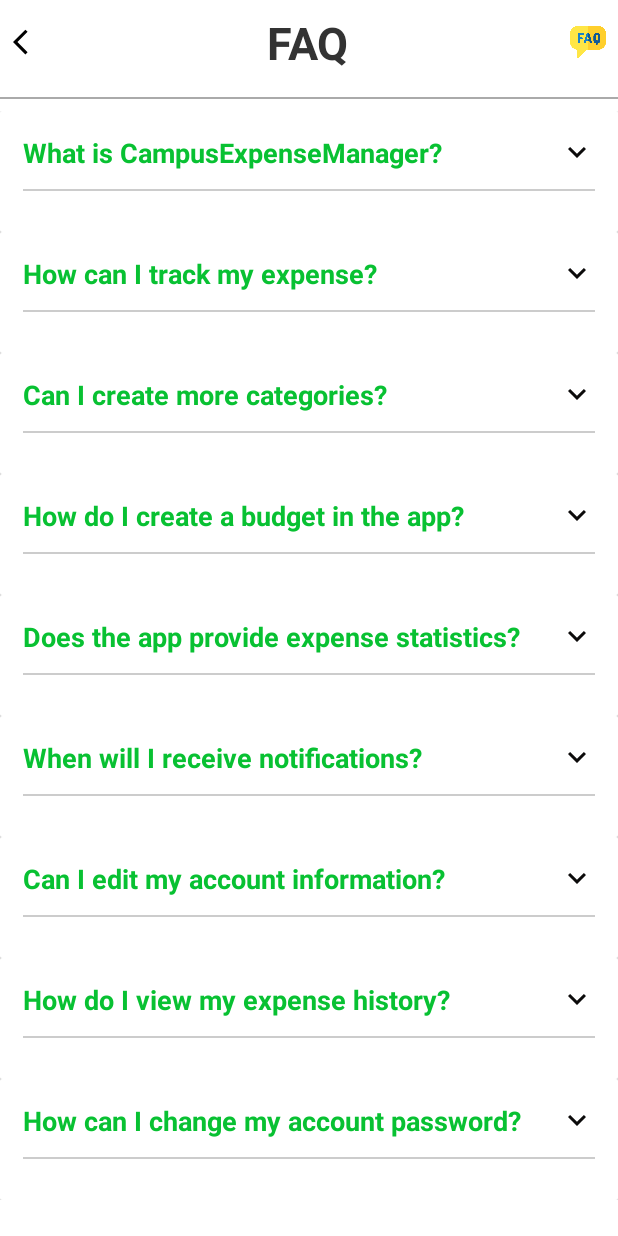
After one commit to Kayne1310/App-QLCT, an Android app: the FAQ screen opened directly, with no data from a screen before it, on a phone screen of 412 x 824 dp. The commit adds this screen. Run offline under Robolectric (Android 15) with nearby library versions, the phone set to English and light mode, and no system bars; Roboto replaces fonts that are not available here.

Commit message:
commit FAQ

```diff
--- a/app/build.gradle.kts
+++ b/app/build.gradle.kts
@@ -66,4 +66,5 @@ dependencies {
     implementation("com.google.android.gms:play-services-auth")
     implementation("com.google.firebase:firebase-firestore")
     implementation("androidx.cardview:cardview:1.0.0")
+    implementation ("androidx.recyclerview:recyclerview:1.2.1")
 }
--- /dev/null
+++ b/app/src/main/java/com/example/projectappqlct/FAQ.java
@@ -0,0 +1,66 @@
+package com.example.projectappqlct;
+
+import android.animation.ObjectAnimator;
+import android.content.Intent;
+import android.os.Bundle;
+import androidx.activity.EdgeToEdge;
+import androidx.appcompat.app.AppCompatActivity;
+import androidx.core.graphics.Insets;
+import androidx.core.view.ViewCompat;
+import androidx.core.view.WindowInsetsCompat;
+import androidx.recyclerview.widget.RecyclerView;
+import android.os.Bundle;
+import android.view.View;
+import android.widget.ImageView;
+import android.widget.TextView;
+
+import androidx.appcompat.app.AppCompatActivity;
+import androidx.recyclerview.widget.LinearLayoutManager;
+import androidx.recyclerview.widget.RecyclerView;
+
+import com.example.projectappqlct.Model.FAQItem;
+
+import java.util.ArrayList;
+import java.util.List;
+
+public class FAQ extends AppCompatActivity {
+
+    @Override
+    protected void onCreate(Bundle savedInstanceState) {
+        super.onCreate(savedInstanceState);
+        setContentView(R.layout.activity_faq);
+        // Initialize RecyclerView
+        RecyclerView faqRecyclerView = findViewById(R.id.faqRecyclerView);
+        faqRecyclerView.setLayoutManager(new LinearLayoutManager(this));
+
+        // Create sample FAQ data
+        List<FAQItem> faqList = new ArrayList<>();
+
+        faqList.add(new FAQItem("What is CampusExpenseManager?", "CampusExpense Manager is a mobile app for user that helps track spending, set monthly budgets for categories (food, entertainment, education, etc.) and provides detailed reports to manage personal finances more effectively."));
+        faqList.add(new FAQItem("How can I track my expense?", "To add an expense, in the middle of the bottom navigation bar on the home page, select the button with the plus symbol and enter the details such as amount, date, notes and select the appropriate category (like rent, food, etc.) and click the \"Add Expense\" button."));
+        faqList.add(new FAQItem("Can I create more categories?", "Yes, our app supports creating more subcategories for existing categories. The app supports popular icons"));
+        faqList.add(new FAQItem("How do I create a budget in the app?", "To create a budget, go to \"Budget\" on the bottom navigation bar on the home screen, and then select \"Add New Budget\", enter the amount you want to set for each category (such as food, transportation, entertainment) and tap \"Save\". Your budget will be tracked automatically throughout the month."));
+        faqList.add(new FAQItem("Does the app provide expense statistics?", "Yes. The app will provide monthly spending charts and reports, including total spending, budget balance, and details of each category for you to track."));
+        faqList.add(new FAQItem("When will I receive notifications?", "You will receive notifications when your spending reaches or exceeds the budget you set for categories. This notification helps you better control your spending."));
+        faqList.add(new FAQItem("Can I edit my account information?", "Yes. You can click on Profile at the bottom navigation bar on the home page. Then select editProfile to edit personal information such as Email, name, Age and other account details."));
+        faqList.add(new FAQItem("How do I view my expense history?", "You can view your spending history by going to “History” in the bottom navigation bar on the home page, which displays recorded expenses over time."));
+        faqList.add(new FAQItem("How can I change my account password?", "To change your account password, you can click on the Profile section at the bottom navigation bar on the home page. Then select “change password”, then enter your old password and enter your new password and finally click the “change password” button."));
+
+
+        // Set up adapter
+        FAQAdapter adapter = new FAQAdapter(faqList);
+        faqRecyclerView.setAdapter(adapter);
+
+        ImageView backIcon = findViewById(R.id.backIcon);
+
+        // Thiết lập sự kiện click
+        backIcon.setOnClickListener(new View.OnClickListener() {
+            @Override
+            public void onClick(View v) {
+                // Điều hướng đến ProfileFragment
+                finish(); // Đóng Activity hiện tại (FAQActivity)
+            }
+        });
+    }
+
+}
--- /dev/null
+++ b/app/src/main/java/com/example/projectappqlct/FAQAdapter.java
@@ -0,0 +1,80 @@
+package com.example.projectappqlct;
+
+import android.content.Context;
+import android.graphics.Color;
+import android.view.LayoutInflater;
+import android.view.View;
+import android.view.ViewGroup;
+import android.widget.ImageView;
+import android.widget.LinearLayout;
+import android.widget.TextView;
+import androidx.annotation.NonNull;
+import androidx.recyclerview.widget.RecyclerView;
+
+import com.example.projectappqlct.Model.FAQItem;
+import java.util.List;
+
+public class FAQAdapter extends RecyclerView.Adapter<FAQAdapter.FAQViewHolder> {
+    private List<FAQItem> faqList;
+
+    // Constructor
+    public FAQAdapter(List<FAQItem> faqList) {
+        this.faqList = faqList;
+    }
+
+    // ViewHolder class to hold each FAQ item view
+    public static class FAQViewHolder extends RecyclerView.ViewHolder {
+        TextView questionTextView;
+        TextView answerTextView;
+        ImageView faqArrow;
+        LinearLayout faqQuestionContainer, questionLayout;
+        View faqDivider;
+
+        public FAQViewHolder(@NonNull View itemView) {
+            super(itemView);
+            questionTextView = itemView.findViewById(R.id.faq_question);
+            answerTextView = itemView.findViewById(R.id.faq_answer);
+            faqArrow = itemView.findViewById(R.id.faq_arrow);
+            faqQuestionContainer = itemView.findViewById(R.id.faq_question_container);
+            questionLayout = itemView.findViewById(R.id.question_layout);
+            faqDivider = itemView.findViewById(R.id.faq_divider);
+        }
+    }
+
+    @NonNull
+    @Override
+    public FAQViewHolder onCreateViewHolder(@NonNull ViewGroup parent, int viewType) {
+        // Inflate the layout for each FAQ item
+        View view = LayoutInflater.from(parent.getContext()).inflate(R.layout.faq_item, parent, false);
+        return new FAQViewHolder(view);
+    }
+
+    @Override
+    public void onBindViewHolder(@NonNull FAQViewHolder holder, int position) {
+        FAQItem faqItem = faqList.get(position);
+
+        // Set question and answer text
+        holder.questionTextView.setText(faqItem.getQuestion());
+        holder.answerTextView.setText(faqItem.getAnswer());
+
+        // Control visibility of answer based on expansion state
+        boolean isExpanded = faqItem.isExpanded();
+        holder.answerTextView.setVisibility(isExpanded ? View.VISIBLE : View.GONE);
+
+        // Change background color and arrow direction based on expansion state
+        holder.questionLayout.setBackgroundColor(isExpanded ? Color.parseColor("#E0F8E0") : Color.WHITE);
+        holder.faqArrow.setImageResource(isExpanded ? R.drawable.ic_arrow_up : R.drawable.ic_arrow_down);
+        holder.faqDivider.setVisibility(isExpanded ? View.GONE : View.VISIBLE);
+
+        // Toggle expansion state on item click
+        holder.faqQuestionContainer.setOnClickListener(v -> {
+            faqItem.setExpanded(!isExpanded);
+            notifyItemChanged(position); // Update the item to reflect the new state
+        });
+    }
+
+    @Override
+    public int getItemCount() {
+        return faqList.size();
+    }
+}
--- a/app/src/main/java/com/example/projectappqlct/Login/LoginActivity.java
+++ b/app/src/main/java/com/example/projectappqlct/Login/LoginActivity.java
@@ -7,11 +7,13 @@ import androidx.activity.result.contract.ActivityResultContracts;
 import androidx.appcompat.app.AlertDialog;
 import androidx.appcompat.app.AppCompatActivity;
 import android.app.Activity;
+import android.content.SharedPreferences;
 import android.graphics.drawable.ColorDrawable;
 import android.os.Bundle;
 import androidx.annotation.NonNull;
 import android.content.Intent;
 import android.text.TextUtils;
+import android.util.Log;
 import android.util.Patterns;
 import android.view.View;
 import android.widget.Button;
@@ -19,6 +21,7 @@ import android.widget.EditText;
 import android.widget.TextView;
 import android.widget.Toast;
 
+import com.example.projectappqlct.HomeFragment;
 import com.example.projectappqlct.MainActivity;
 import com.example.projectappqlct.R;
 import com.google.android.gms.auth.api.signin.GoogleSignIn;
@@ -53,24 +56,44 @@ public class LoginActivity extends AppCompatActivity {
         forgotPassword = findViewById(R.id.forgot_password);
 
         auth = FirebaseAuth.getInstance();
+        // Kiểm tra trạng thái đăng nhập
+        SharedPreferences sharedPreferences = getSharedPreferences("UserPrefs", MODE_PRIVATE);
+        boolean isLoggedIn = sharedPreferences.getBoolean("isLoggedIn", false);
+
+        if (isLoggedIn) {
+            // Đã đăng nhập, chuyển thẳng tới MainActivity
+            navigateToMainActivity();
+        }
+
         loginButton.setOnClickListener(new View.OnClickListener() {
             @Override
             public void onClick(View v) {
                 String email = loginEmail.getText().toString();
                 String pass = loginPassword.getText().toString();
+
+                Log.d("LoginActivity", "Attempting to login with Email: " + email);
+
                 if (!email.isEmpty() && Patterns.EMAIL_ADDRESS.matcher(email).matches()) {
                     if (!pass.isEmpty()) {
                         auth.signInWithEmailAndPassword(email, pass)
                                 .addOnSuccessListener(new OnSuccessListener<AuthResult>() {
                                     @Override
                                     public void onSuccess(AuthResult authResult) {
-                                        Toast.makeText(LoginActivity.this, "Login Successful", Toast.LENGTH_SHORT).show();
+                                        Log.d("LoginActivity", "Login Successful");
+
+                                        // Lưu trạng thái đăng nhập vào SharedPreferences
+                                        SharedPreferences sharedPreferences = getSharedPreferences("UserPrefs", MODE_PRIVATE);
+                                        SharedPreferences.Editor editor = sharedPreferences.edit();
+                                        editor.putBoolean("isLoggedIn", true); // Lưu trạng thái đăng nhập
+                                        editor.apply();
+
                                         startActivity(new Intent(LoginActivity.this, MainActivity.class));
                                         finish();
                                     }
                                 }).addOnFailureListener(new OnFailureListener() {
                                     @Override
                                     public void onFailure(@NonNull Exception e) {
+                                        Log.e("LoginActivity", "Login Failed: " + e.getMessage());
                                         Toast.makeText(LoginActivity.this, "Login Failed", Toast.LENGTH_SHORT).show();
                                     }
                                 });
@@ -84,6 +107,7 @@ public class LoginActivity extends AppCompatActivity {
                 }
             }
         });
+
         signupRedirectText.setOnClickListener(new View.OnClickListener() {
             @Override
             public void onClick(View v) {
@@ -134,4 +158,10 @@ public class LoginActivity extends AppCompatActivity {
             }
         });
     }
+
+    private void navigateToMainActivity() {
+        Intent intent = new Intent(LoginActivity.this, MainActivity.class);
+        startActivity(intent);
+        finish(); // Đóng LoginActivity để không quay lại
+    }
 }
--- a/app/src/main/java/com/example/projectappqlct/MainActivity.java
+++ b/app/src/main/java/com/example/projectappqlct/MainActivity.java
@@ -4,6 +4,7 @@ import static android.content.ContentValues.TAG;
 
 import android.app.DatePickerDialog;
 import android.app.Dialog;
+import android.content.SharedPreferences;
 import android.graphics.drawable.Drawable;
 import android.os.Bundle;
 import android.text.Editable;
@@ -38,6 +39,7 @@ import androidx.viewpager.widget.ViewPager;
 
 import android.text.TextWatcher;
 
+import com.example.projectappqlct.Login.LoginActivity;
 import com.example.projectappqlct.Model.Expense;
 import com.google.android.gms.auth.api.Auth;
 import com.google.android.gms.tasks.OnCompleteListener;
@@ -83,6 +85,18 @@ public class MainActivity extends AppCompatActivity {
     protected void onCreate(Bundle savedInstanceState) {
         super.onCreate(savedInstanceState);
         setContentView(R.layout.activity_main);
+        // Kiểm tra trạng thái đăng nhập
+        SharedPreferences sharedPreferences = getSharedPreferences("UserPrefs", MODE_PRIVATE);
+        boolean isLoggedIn = sharedPreferences.getBoolean("isLoggedIn", false);
+        Log.d("MainActivity", "User logged in: " + isLoggedIn);
+        if (!isLoggedIn) {
+            // Nếu chưa đăng nhập, chuyển về LoginActivity
+            Log.d("MainActivity", "Redirecting to LoginActivity");
+            Intent intent = new Intent(MainActivity.this, LoginActivity.class);
+            startActivity(intent);
+            finish(); // Đóng MainActivity để không quay lại
+        }
+
         ViewCompat.setOnApplyWindowInsetsListener(findViewById(R.id.main), (v, insets) -> {
             Insets systemBars = insets.getInsets(WindowInsetsCompat.Type.systemBars());
 
--- /dev/null
+++ b/app/src/main/java/com/example/projectappqlct/Model/FAQItem.java
@@ -0,0 +1,29 @@
+package com.example.projectappqlct.Model;
+
+public class FAQItem {
+    private String question;
+    private String answer;
+    private boolean isExpanded;
+
+    public FAQItem(String question, String answer) {
+        this.question = question;
+        this.answer = answer;
+        this.isExpanded = false;
+    }
+
+    public String getQuestion() {
+        return question;
+    }
+
+    public String getAnswer() {
+        return answer;
+    }
+
+    public boolean isExpanded() {
+        return isExpanded;
+    }
+
+    public void setExpanded(boolean expanded) {
+        isExpanded = expanded;
+    }
+}
--- a/app/src/main/java/com/example/projectappqlct/ProfileFragment.java
+++ b/app/src/main/java/com/example/projectappqlct/ProfileFragment.java
@@ -1,5 +1,6 @@
 package com.example.projectappqlct;
 
+import android.content.SharedPreferences;
 import android.os.Bundle;
 
 import androidx.fragment.app.Fragment;
@@ -78,10 +79,10 @@ public class ProfileFragment extends Fragment {
                              Bundle savedInstanceState) {
 
         View view = inflater.inflate(R.layout.fragment_profile, container, false);
-        FirebaseUser user=FirebaseAuth.getInstance().getCurrentUser();
-        if(user!=null){
-            String getEmailUser=user.getEmail();
-             email=view.findViewById(R.id.textEmail);
+        FirebaseUser user = FirebaseAuth.getInstance().getCurrentUser();
+        if (user != null) {
+            String getEmailUser = user.getEmail();
+            email = view.findViewById(R.id.textEmail);
             email.setText(getEmailUser);
 
         }
@@ -96,21 +97,39 @@ public class ProfileFragment extends Fragment {
             }
         });
 
+        LinearLayout faq = view.findViewById(R.id.faq_question);
+        faq.setOnClickListener(new View.OnClickListener() {
+            @Override
+            public void onClick(View v) {
+                Intent intent = new Intent(getActivity(), FAQ.class);
+                startActivity(intent);
+            }
+        });
 
 
-
-        LinearLayout logout=view.findViewById(R.id.logout);
+        LinearLayout logout = view.findViewById(R.id.logout);
         logout.setOnClickListener(new View.OnClickListener() {
             @Override
             public void onClick(View v) {
+                // Đăng xuất khỏi Firebase
                 FirebaseAuth.getInstance().signOut();
-                // Đăng xuất thành công, có thể chuyển hướng người dùng về màn hình login
-                Intent intent = new Intent(getActivity(), LoginActivity.class); // Chuyển sang LoginActivity (hoặc bất kỳ activity nào bạn muốn)
+
+                // Cập nhật trạng thái đăng nhập trong SharedPreferences
+                SharedPreferences sharedPreferences = getActivity().getSharedPreferences("UserPrefs", getActivity().MODE_PRIVATE);
+                SharedPreferences.Editor editor = sharedPreferences.edit();
+                editor.putBoolean("isLoggedIn", false);
+                editor.apply();
+
+                // Chuyển người dùng về màn hình Login
+                Intent intent = new Intent(getActivity(), LoginActivity.class);
                 intent.setFlags(Intent.FLAG_ACTIVITY_CLEAR_TOP | Intent.FLAG_ACTIVITY_NEW_TASK | Intent.FLAG_ACTIVITY_CLEAR_TASK);
                 startActivity(intent);
                 getActivity().finish();
             }
         });
+
+
+
 
 //        LinearLayout Notificant=view.findViewById(R.id.notificant);
 //
--- /dev/null
+++ b/app/src/main/res/drawable/ic_arrow_down.xml
@@ -0,0 +1,5 @@
+<vector xmlns:android="http://schemas.android.com/apk/res/android" android:height="24dp" android:tint="#0C0B0B" android:viewportHeight="24" android:viewportWidth="24" android:width="24dp">
+
+    <path android:fillColor="@android:color/white" android:pathData="M7.41,8.59L12,13.17l4.59,-4.58L18,10l-6,6 -6,-6 1.41,-1.41z"/>
+
+</vector>
--- /dev/null
+++ b/app/src/main/res/drawable/ic_arrow_up.xml
@@ -0,0 +1,5 @@
+<vector xmlns:android="http://schemas.android.com/apk/res/android" android:height="24dp" android:tint="#0C0B0B" android:viewportHeight="24" android:viewportWidth="24" android:width="24dp">
+
+    <path android:fillColor="@android:color/white" android:pathData="M7.41,15.41L12,10.83l4.59,4.58L18,14l-6,-6 -6,6z"/>
+
+</vector>
--- /dev/null
+++ b/app/src/main/res/layout/activity_faq.xml
@@ -0,0 +1,67 @@
+<?xml version="1.0" encoding="utf-8"?>
+
+<!-- res/layout/activity_faq.xml -->
+<LinearLayout
+    xmlns:android="http://schemas.android.com/apk/res/android"
+    android:layout_width="match_parent"
+    android:layout_height="match_parent"
+    android:orientation="vertical"
+    android:background="#FFFFFF">
+
+    <!-- Navigation Bar Layout -->
+    <LinearLayout
+        android:layout_width="match_parent"
+        android:layout_height="wrap_content"
+        android:orientation="horizontal"
+        android:background="#FFFFFF"
+        android:padding="8dp"
+        android:gravity="center_vertical">
+
+        <!-- Back Icon -->
+        <ImageView
+            android:id="@+id/backIcon"
+            android:layout_width="21dp"
+            android:layout_height="20dp"
+            android:src="@drawable/baseline_arrow_back_ios_24"
+            android:contentDescription="Back Icon"
+            android:layout_marginEnd="16dp" />
+
+        <!-- Title -->
+        <TextView
+            android:layout_width="0dp"
+            android:layout_height="wrap_content"
+            android:layout_weight="1"
+            android:text="FAQ"
+            android:textSize="30sp"
+            android:textStyle="bold"
+            android:gravity="center"
+            android:textColor="#333333" />
+
+        <!-- Right Icon -->
+        <ImageView
+            android:id="@+id/rightIcon"
+            android:layout_width="24dp"
+            android:layout_height="24dp"
+            android:src="@drawable/faq"
+            android:contentDescription="Right Icon"
+            android:layout_marginStart="16dp" />
+
+    </LinearLayout>
+
+    <!-- Divider -->
+    <View
+        android:layout_width="match_parent"
+        android:layout_height="1dp"
+        android:background="@android:color/darker_gray"
+        android:layout_marginTop="8dp"
+        android:layout_marginBottom="8dp"/>
+
+    <!-- FAQ RecyclerView -->
+
+    <androidx.recyclerview.widget.RecyclerView
+        android:id="@+id/faqRecyclerView"
+        android:layout_width="match_parent"
+        android:layout_height="wrap_content"
+        />
+
+</LinearLayout>
--- a/app/src/main/res/layout/activity_notification.xml
+++ b/app/src/main/res/layout/activity_notification.xml
@@ -48,20 +48,18 @@
     </LinearLayout>
 
 
+    <View
+        android:layout_width="match_parent"
+        android:layout_height="1dp"
+        android:background="@android:color/darker_gray"
+        android:elevation="5dp"
+        android:translationZ="4dp" />
 
     <RelativeLayout xmlns:android="http://schemas.android.com/apk/res/android"
         android:layout_width="match_parent"
         android:layout_height="match_parent"
 
         android:padding="0dp">
-
-        <View
-            android:layout_width="match_parent"
-            android:layout_height="1dp"
-            android:background="@android:color/darker_gray"
-            android:elevation="5dp"
-            android:translationZ="4dp"
-            />
 
         <androidx.recyclerview.widget.RecyclerView
 
--- /dev/null
+++ b/app/src/main/res/layout/faq_item.xml
@@ -0,0 +1,68 @@
+<?xml version="1.0" encoding="utf-8"?>
+<androidx.cardview.widget.CardView
+    xmlns:android="http://schemas.android.com/apk/res/android"
+    xmlns:app="http://schemas.android.com/apk/res-auto"
+    android:layout_width="match_parent"
+    android:layout_height="wrap_content"
+    app:cardElevation="2dp"
+    android:padding="16dp"
+    app:cardBackgroundColor="#FFFFFF">
+
+    <LinearLayout
+        android:id="@+id/question_layout"
+        android:layout_width="match_parent"
+        android:layout_height="wrap_content"
+        android:orientation="vertical"
+        android:background="#FFFFFF"
+        android:padding="15dp">
+
+        <!-- Question Row with Text and Arrow Icon -->
+        <LinearLayout
+            android:id="@+id/faq_question_container"
+            android:layout_width="match_parent"
+            android:layout_height="wrap_content"
+            android:orientation="horizontal"
+            android:gravity="center_vertical">
+
+            <!-- Question Text -->
+            <TextView
+                android:id="@+id/faq_question"
+                android:layout_width="0dp"
+                android:layout_height="wrap_content"
+                android:layout_weight="1"
+                android:textSize="18sp"
+                android:textStyle="bold"
+                android:textColor="#08C132"
+                />
+
+            <!-- Down Arrow Icon -->
+            <ImageView
+                android:id="@+id/faq_arrow"
+                android:layout_width="wrap_content"
+                android:layout_height="wrap_content"
+                android:src="@drawable/ic_arrow_down"
+                android:contentDescription="Arrow Icon" />
+        </LinearLayout>
+
+        <!-- Answer Text (Initially Hidden) -->
+        <TextView
+            android:id="@+id/faq_answer"
+            android:layout_width="match_parent"
+            android:layout_height="wrap_content"
+            android:visibility="gone"
+            android:textSize="16sp"
+            android:paddingTop="8dp"
+            android:textColor="#100101" />
+
+        <!-- Divider -->
+        <View
+            android:id="@+id/faq_divider"
+            android:layout_width="match_parent"
+            android:layout_height="1dp"
+            android:layout_marginTop="12dp"
+            android:layout_marginBottom="12dp"
+            android:background="#CCCCCC" />
+
+    </LinearLayout>
+
+</androidx.cardview.widget.CardView>
--- a/app/src/main/res/layout/fragment_profile.xml
+++ b/app/src/main/res/layout/fragment_profile.xml
@@ -50,6 +50,7 @@
         android:layout_width="match_parent"
         android:layout_height="match_parent"
         android:orientation="vertical"
+
         >
         <LinearLayout
             android:layout_width="match_parent"
@@ -60,7 +61,9 @@
             android:layout_marginBottom="20dp"
             android:background="@drawable/item_background"
             android:elevation="3dp"
-            android:orientation="horizontal">
+            android:orientation="horizontal"
+            android:id="@+id/notificant"
+            >
 
             <ImageView
                 android:id="@+id/imageView2"
@@ -75,7 +78,7 @@
                 android:orientation="vertical"
                 android:clickable="true"
                 android:focusable="true"
-                android:id="@+id/notificant">
+              >
 
                 <TextView
                     android:id="@+id/textnotificant"
@@ -251,20 +254,23 @@
             android:layout_marginRight="20dp"
             android:orientation="horizontal"
             android:background="@drawable/item_background"
-            android:elevation="3dp" >
+            android:elevation="3dp"
+            android:id="@+id/faq_question">
 
             <ImageView
                 android:id="@+id/imageView452"
                 android:layout_width="52dp"
                 android:layout_height="39dp"
                 android:layout_marginTop="5dp"
-
                 app:srcCompat="@drawable/faq" />
 
             <LinearLayout
                 android:layout_width="match_parent"
                 android:layout_height="50dp"
-                android:orientation="vertical">
+                android:orientation="vertical"
+                android:clickable="true"
+                android:focusable="true"
+               >
 
                 <TextView
                     android:id="@+id/textView235"
```
Also changed, not shown: app/src/main/AndroidManifest.xml (+6 -3 lines).
